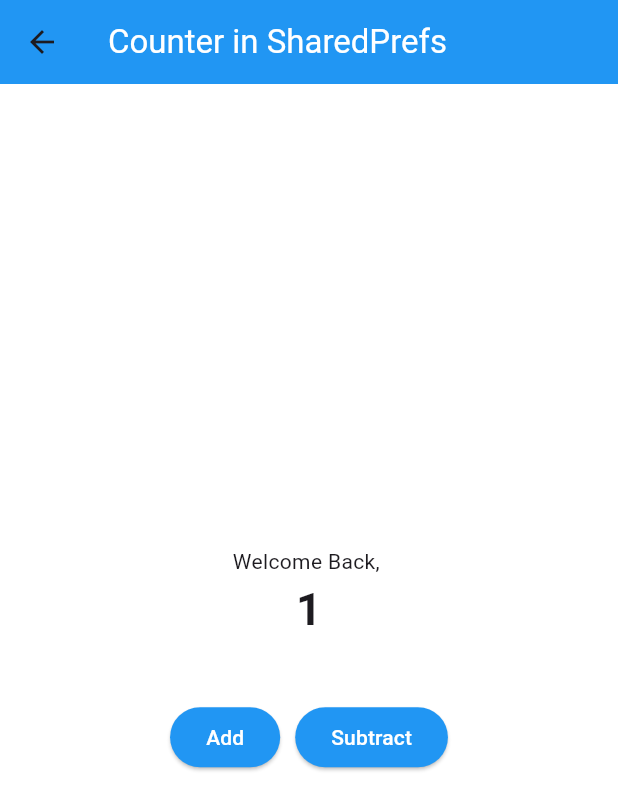
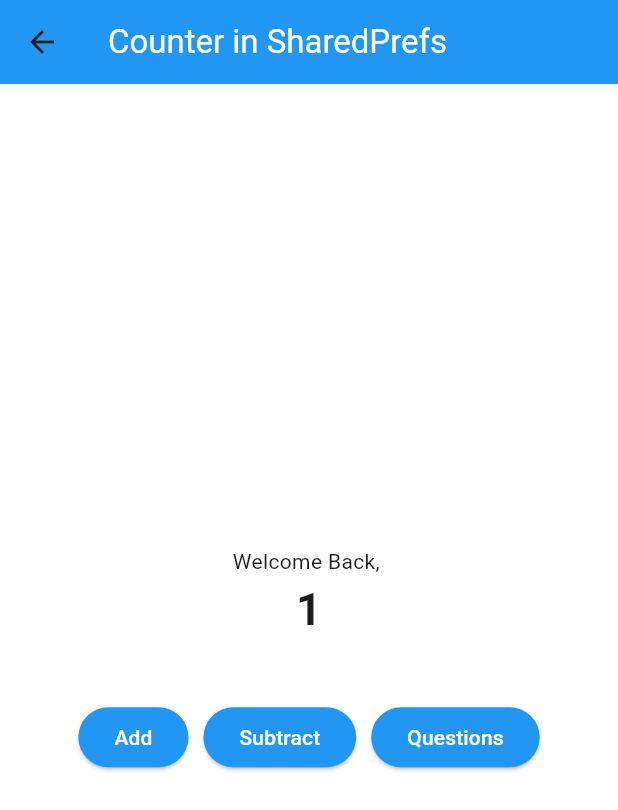
Before and after one commit to tinashemahwenda/playground, a Flutter app: the HomePage screen opened directly, after a tap on "Add", on a phone screen of 412 x 824 dp. Shown: the top 810 px of the screen. Run offline on Flutter 3.47's test engine with Material 3 defaults, Android fonts, the phone set to English and light mode, and no system bars; our stand-ins replace shared_preferences; accounts and stored records are empty.

Commit message:
Made a route from the homepage to questions page

```diff
--- a/lib/homepage.dart
+++ b/lib/homepage.dart
@@ -1,4 +1,5 @@
 import 'package:flutter/material.dart';
+import 'package:playground/questions_page.dart';
 import 'package:shared_preferences/shared_preferences.dart';
 
 class HomePage extends StatefulWidget {
@@ -109,6 +110,18 @@ class _HomePageState extends State<HomePage> {
                 style: ButtonStyle(
                     backgroundColor: WidgetStatePropertyAll(Colors.blue)),
               ),
+              ElevatedButton(
+                onPressed: () => Navigator.push(context,
+                    MaterialPageRoute(builder: (context) => QuestionsPage())),
+                child: Text(
+                  'Questions',
+                  style: TextStyle(
+                    color: Colors.white,
+                  ),
+                ),
+                style: ButtonStyle(
+                    backgroundColor: WidgetStatePropertyAll(Colors.blue)),
+              ),
             ],
           )
         ],
```
